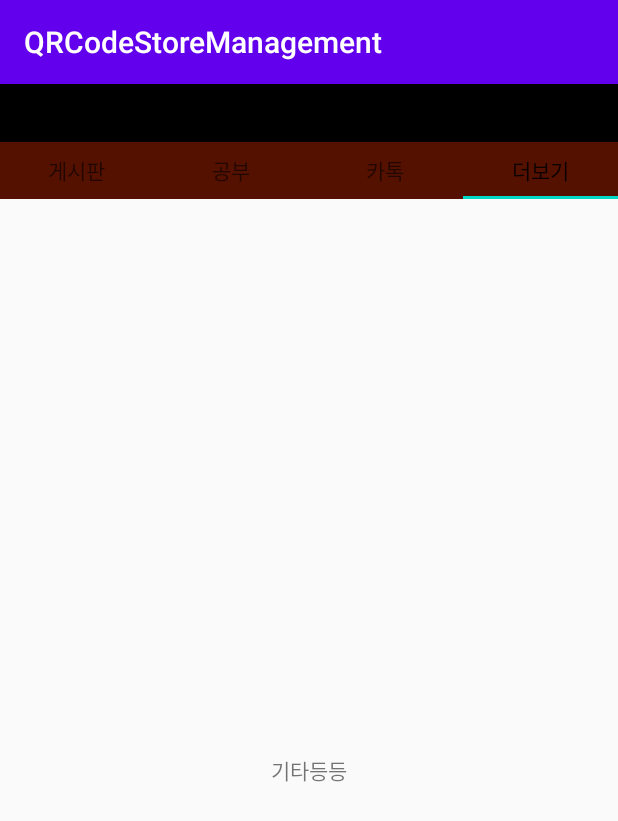
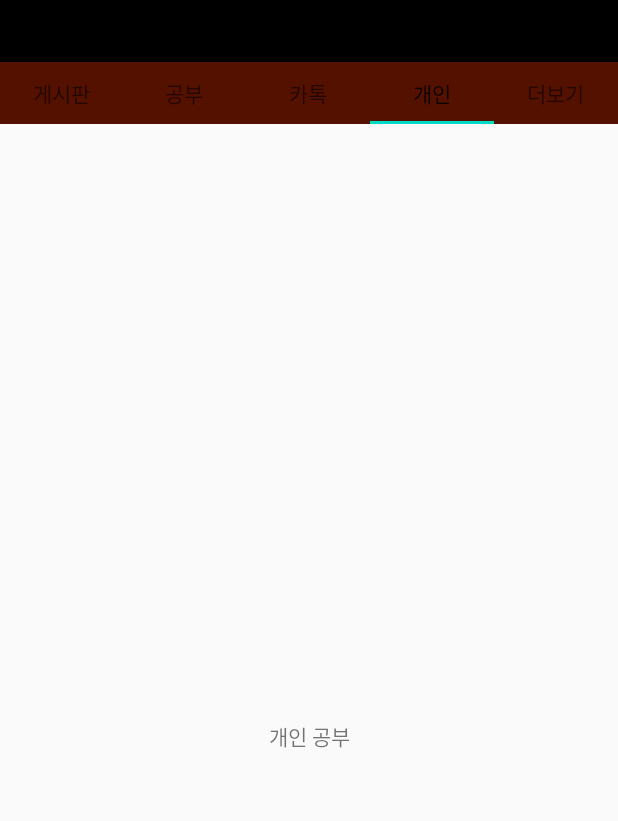
Before and after one commit to tt0410tt/QRCodeStoreManagement, an Android app: the activity_Main screen opened directly, with no data from a screen before it, tab 4 chosen, on a phone screen of 412 x 824 dp. Shown: the top 821 px of the screen. Run offline under Robolectric (Android 15) with nearby library versions, the phone set to English and light mode, and no system bars.

Commit message:
탭 생성 방식 변경, Temp탭 생성(추후 이름수정), 타이틀바 제거

```diff
--- a/QRCodeStoreManagement/app/src/main/java/com/main/stutyGroupManagement/activity_Main.java
+++ b/QRCodeStoreManagement/app/src/main/java/com/main/stutyGroupManagement/activity_Main.java
@@ -12,7 +12,7 @@ public class activity_Main extends AppCompatActivity {
 
     ViewPager main_ViewPager;
     TabLayout main_TabLayout;
-    private FragmentPagerAdapter fragmentPagerAdapter;
+    private adapter_Main_ViewPager fragmentPagerAdapter;
     @Override
     protected void onCreate(Bundle savedInstanceState) {
         super.onCreate(savedInstanceState);
@@ -20,17 +20,18 @@ public class activity_Main extends AppCompatActivity {
         main_ViewPager=findViewById(R.id.main_view_pager);
         main_TabLayout=findViewById(R.id.main_tab);
 
-        main_TabLayout.addTab(main_TabLayout.newTab().setText("게시판"));
-        main_TabLayout.addTab(main_TabLayout.newTab().setText("공부"));
-        main_TabLayout.addTab(main_TabLayout.newTab().setText("카톡"));
-        main_TabLayout.addTab(main_TabLayout.newTab().setText("더보기"));
         fragmentPagerAdapter = new adapter_Main_ViewPager(getSupportFragmentManager());
+        addTab("게시판");
+        addTab("공부");
+        addTab("카톡");
+        addTab("개인");
+        addTab("더보기");
 
         main_ViewPager.addOnPageChangeListener(new TabLayout.TabLayoutOnPageChangeListener(main_TabLayout));
         main_TabLayout.addOnTabSelectedListener(new TabLayout.OnTabSelectedListener() {
             @Override
             public void onTabSelected(TabLayout.Tab tab) {
-                main_ViewPager.setCurrentItem( tab.getPosition());
+                main_ViewPager.setCurrentItem(tab.getPosition());
             }
 
             @Override
@@ -44,4 +45,9 @@ public class activity_Main extends AppCompatActivity {
 
         main_ViewPager.setAdapter(fragmentPagerAdapter);
     }
+
+    private void addTab(String tabName){
+        main_TabLayout.addTab(main_TabLayout.newTab().setText(tabName));
+        fragmentPagerAdapter.addArrayList(tabName);
+    }
 }
--- a/QRCodeStoreManagement/app/src/main/java/com/main/stutyGroupManagement/adapter_Main_ViewPager.java
+++ b/QRCodeStoreManagement/app/src/main/java/com/main/stutyGroupManagement/adapter_Main_ViewPager.java
@@ -15,12 +15,11 @@ public class adapter_Main_ViewPager extends FragmentPagerAdapter {
     ArrayList<String> fragmentList=new ArrayList<>();
     public adapter_Main_ViewPager(FragmentManager fm) {
         super(fm);
-        fragmentList.add(fragment_Main_Notice_Board.class.getName());
-        fragmentList.add(fragment_Main_Study.class.getName());
-        fragmentList.add(fragment_Main_Talk.class.getName());
-        fragmentList.add(fragment_Main_ETC.class.getName());
     }
 
+    public void addArrayList(String arrayListName){
+        fragmentList.add(arrayListName);
+    }
 
     @NonNull
     @Override
@@ -33,6 +32,8 @@ public class adapter_Main_ViewPager extends FragmentPagerAdapter {
             case 2:
                 return fragment_Main_Talk.newInstance();
             case 3:
+                return fragment_Main_Temp.newInstance();
+            case 4:
                 return fragment_Main_ETC.newInstance();
             default:
                 return null;
--- /dev/null
+++ b/QRCodeStoreManagement/app/src/main/res/layout/fragment_main_temp.xml
@@ -0,0 +1,21 @@
+<?xml version="1.0" encoding="utf-8"?>
+<androidx.constraintlayout.widget.ConstraintLayout xmlns:android="http://schemas.android.com/apk/res/android"
+    xmlns:app="http://schemas.android.com/apk/res-auto"
+    xmlns:tools="http://schemas.android.com/tools"
+    android:layout_width="match_parent"
+    android:layout_height="match_parent"
+    tools:context="com.main.stutyGroupManagement.fragment_Main_Temp">
+
+    <TextView
+        android:layout_width="wrap_content"
+        android:layout_height="wrap_content"
+        android:text="개인 공부"
+        app:layout_constraintBottom_toBottomOf="parent"
+        app:layout_constraintLeft_toLeftOf="parent"
+        app:layout_constraintRight_toRightOf="parent"
+        app:layout_constraintTop_toTopOf="parent"
+        app:layout_constraintHorizontal_bias="0.5"
+        app:layout_constraintVertical_bias="0.5"
+
+        />
+</androidx.constraintlayout.widget.ConstraintLayout>
--- a/QRCodeStoreManagement/app/src/main/res/values/styles.xml
+++ b/QRCodeStoreManagement/app/src/main/res/values/styles.xml
@@ -1,11 +1,12 @@
 <resources>
-
     <!-- Base application theme. -->
     <style name="AppTheme" parent="Theme.AppCompat.Light.DarkActionBar">
         <!-- Customize your theme here. -->
+        <item name="windowNoTitle">true</item>
         <item name="colorPrimary">@color/colorPrimary</item>
         <item name="colorPrimaryDark">@color/colorPrimaryDark</item>
         <item name="colorAccent">@color/colorAccent</item>
+
     </style>
 
 </resources>
--- a/QRCodeStoreManagement/build.gradle
+++ b/QRCodeStoreManagement/build.gradle
@@ -8,7 +8,7 @@ buildscript {
 
     }
     dependencies {
-        classpath 'com.android.tools.build:gradle:3.6.3'
+        classpath 'com.android.tools.build:gradle:4.0.1'
 
 
         // NOTE: Do not place your application dependencies here; they belong
```
Also changed, not shown: QRCodeStoreManagement/app/src/main/java/com/main/stutyGroupManagement/fragment_Main_Temp.java (added, +49 -0 lines), QRCodeStoreManagement/gradle/wrapper/gradle-wrapper.properties.
